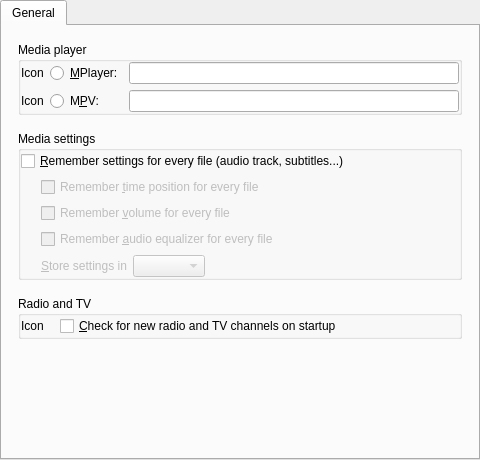
Old version of the form src/gui/pref/general.ui in the repository wilbert2000/wzplayer.
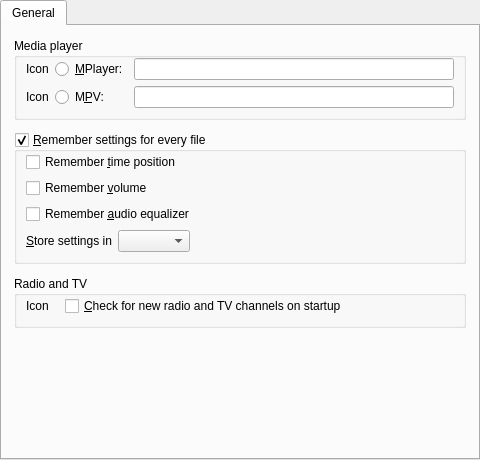
New version of the form. Custom widgets are drawn as their Qt base class.

The edit to the form file:
```diff
--- a/src/gui/pref/general.ui
+++ b/src/gui/pref/general.ui
@@ -28,10 +28,10 @@
       </attribute>
       <layout class="QVBoxLayout" name="verticalLayout_2">
        <property name="spacing">
-        <number>16</number>
+        <number>12</number>
        </property>
        <property name="margin">
-        <number>16</number>
+        <number>12</number>
        </property>
        <item>
         <widget class="QGroupBox" name="player_group">
@@ -42,7 +42,7 @@
           <bool>true</bool>
          </property>
          <layout class="QVBoxLayout" name="verticalLayout">
-          <property name="margin">
+          <property name="topMargin">
            <number>0</number>
           </property>
           <item>
@@ -87,115 +87,78 @@
         </widget>
        </item>
        <item>
-        <widget class="QGroupBox" name="media_settings_group">
+        <widget class="QGroupBox" name="settings_group">
+         <property name="enabled">
+          <bool>true</bool>
+         </property>
          <property name="title">
-          <string>Media settings</string>
+          <string>&amp;Remember settings for every file</string>
          </property>
          <property name="flat">
           <bool>true</bool>
          </property>
+         <property name="checkable">
+          <bool>true</bool>
+         </property>
          <layout class="QVBoxLayout">
-          <property name="margin">
+          <property name="topMargin">
            <number>0</number>
           </property>
           <item>
-           <widget class="QCheckBox" name="remember_all_check">
+           <widget class="QCheckBox" name="remember_time_check">
+            <property name="sizePolicy">
+             <sizepolicy hsizetype="MinimumExpanding" vsizetype="Fixed">
+              <horstretch>0</horstretch>
+              <verstretch>0</verstretch>
+             </sizepolicy>
+            </property>
             <property name="text">
-             <string>&amp;Remember settings for every file (audio track, subtitles...)</string>
+             <string>Remember &amp;time position</string>
             </property>
            </widget>
           </item>
           <item>
-           <layout class="QGridLayout">
-            <item row="0" column="1">
-             <widget class="QCheckBox" name="remember_time_check">
-              <property name="enabled">
-               <bool>false</bool>
-              </property>
-              <property name="sizePolicy">
-               <sizepolicy hsizetype="MinimumExpanding" vsizetype="Fixed">
-                <horstretch>0</horstretch>
-                <verstretch>0</verstretch>
-               </sizepolicy>
-              </property>
+           <widget class="QCheckBox" name="remember_volume_check">
+            <property name="text">
+             <string>Remember &amp;volume</string>
+            </property>
+           </widget>
+          </item>
+          <item>
+           <widget class="QCheckBox" name="remember_audio_eq_check">
+            <property name="text">
+             <string>Remember &amp;audio equalizer</string>
+            </property>
+           </widget>
+          </item>
+          <item>
+           <layout class="QHBoxLayout">
+            <item>
+             <widget class="QLabel" name="filesettings_method_label">
               <property name="text">
-               <string>Remember &amp;time position for every file</string>
+               <string>&amp;Store settings in</string>
+              </property>
+              <property name="buddy">
+               <cstring>filesettings_method_combo</cstring>
               </property>
              </widget>
             </item>
-            <item row="3" column="1">
-             <layout class="QHBoxLayout">
-              <item>
-               <widget class="QLabel" name="filesettings_method_label">
-                <property name="enabled">
-                 <bool>false</bool>
-                </property>
-                <property name="text">
-                 <string>&amp;Store settings in</string>
-                </property>
-                <property name="buddy">
-                 <cstring>filesettings_method_combo</cstring>
-                </property>
-               </widget>
-              </item>
-              <item>
-               <widget class="QComboBox" name="filesettings_method_combo">
-                <property name="enabled">
-                 <bool>false</bool>
-                </property>
-               </widget>
-              </item>
-              <item>
-               <spacer>
-                <property name="orientation">
-                 <enum>Qt::Horizontal</enum>
-                </property>
-                <property name="sizeHint" stdset="0">
-                 <size>
-                  <width>40</width>
-                  <height>20</height>
-                 </size>
-                </property>
-               </spacer>
-              </item>
-             </layout>
+            <item>
+             <widget class="QComboBox" name="filesettings_method_combo"/>
             </item>
-            <item row="0" column="0" rowspan="4">
+            <item>
              <spacer>
               <property name="orientation">
                <enum>Qt::Horizontal</enum>
               </property>
-              <property name="sizeType">
-               <enum>QSizePolicy::Preferred</enum>
-              </property>
               <property name="sizeHint" stdset="0">
                <size>
-                <width>20</width>
-                <height>61</height>
+                <width>40</width>
+                <height>20</height>
                </size>
               </property>
              </spacer>
             </item>
-            <item row="1" column="1">
-             <widget class="QCheckBox" name="remember_volume_check">
-              <property name="enabled">
-               <bool>false</bool>
-              </property>
-              <property name="text">
-               <string>Remember &amp;volume for every file</string>
-              </property>
-             </widget>
-            </item>
-            <item row="2" column="1">
-             <widget class="QCheckBox" name="remember_audio_eq_check">
-              <property name="enabled">
-               <bool>false</bool>
-              </property>
-              <property name="text">
-               <string>Remember &amp;audio equalizer for every file</string>
-              </property>
-             </widget>
-            </item>
            </layout>
           </item>
          </layout>
@@ -213,7 +176,7 @@
           <property name="spacing">
            <number>16</number>
           </property>
-          <property name="margin">
+          <property name="topMargin">
            <number>0</number>
           </property>
           <item>
```
Left out of the diff: 85 changed lines with no effect on the pictures.
